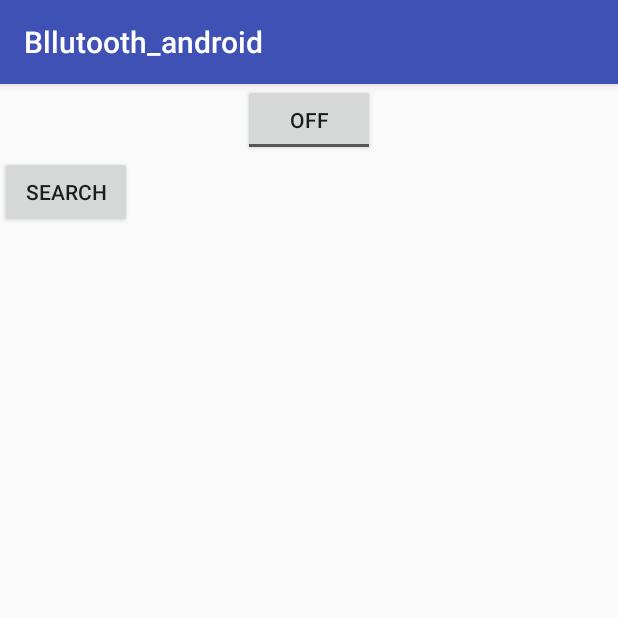
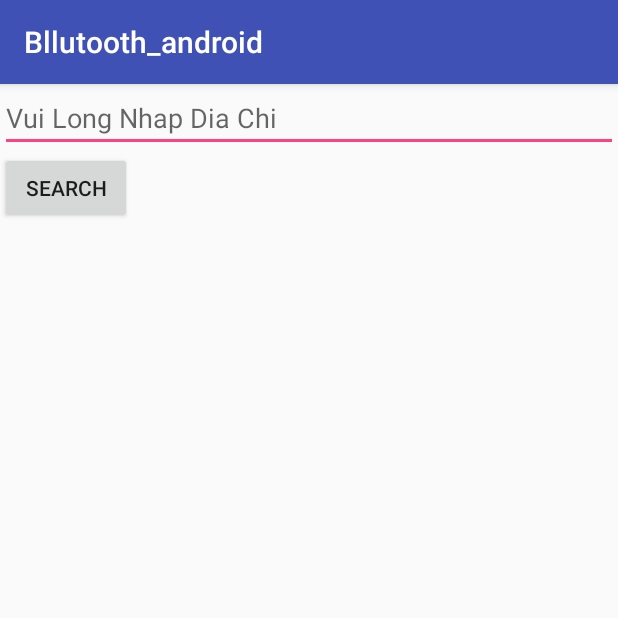
Before and after one commit to aptechandroid/Bluetooth_android, an Android app: the screen it shows after launch (MainActivity before the commit, NetworkActivity after it), after a tap on "SEARCH", on a phone screen of 412 x 824 dp, the top half of it. Run offline under Robolectric (Android 15) with nearby library versions, the phone set to English and light mode, and no system bars; 3 statements that could not run were skipped.

Commit message:
commit code

```diff
--- a/app/src/main/AndroidManifest.xml
+++ b/app/src/main/AndroidManifest.xml
@@ -4,6 +4,10 @@
 
     <uses-permission android:name="android.permission.BLUETOOTH" />
     <uses-permission android:name="android.permission.BLUETOOTH_ADMIN" />
+
+    <uses-permission android:name="android.permission.ACCESS_NETWORK_STATE"/>
+    <uses-permission android:name="android.permission.INTERNET"/>
+
     <application
         android:allowBackup="true"
         android:icon="@mipmap/ic_launcher"
@@ -11,7 +15,7 @@
         android:roundIcon="@mipmap/ic_launcher_round"
         android:supportsRtl="true"
         android:theme="@style/AppTheme">
-        <activity android:name=".MainActivity">
+        <activity android:name=".NetworkActivity">
             <intent-filter>
                 <action android:name="android.intent.action.MAIN" />
 
--- a/app/src/main/java/vn/uits/bllutooth_android/MainActivity.java
+++ b/app/src/main/java/vn/uits/bllutooth_android/BluetoothActivity.java
@@ -15,9 +15,9 @@ import java.util.ArrayList;
 import java.util.List;
 import java.util.Set;
 
-public class MainActivity extends AppCompatActivity {
+public class BluetoothActivity extends AppCompatActivity {
 
-    private static final String TAG = MainActivity.class.getSimpleName();
+    private static final String TAG = BluetoothActivity.class.getSimpleName();
 
     private ToggleButton mToggleButton;
     private BluetoothAdapter mBlueTooth;
@@ -56,7 +56,6 @@ public class MainActivity extends AppCompatActivity {
         });
 
         mAdapter = new RecycleViewAdapter(mArrDevice);
-
         mRecycleView.setLayoutManager(mLinearLayout);
         mRecycleView.setAdapter(mAdapter);
 
--- /dev/null
+++ b/app/src/main/java/vn/uits/bllutooth_android/NetworkActivity.java
@@ -0,0 +1,98 @@
+package vn.uits.bllutooth_android;
+
+import android.content.Context;
+import android.os.AsyncTask;
+import android.os.Bundle;
+import android.support.annotation.Nullable;
+import android.support.v7.app.AppCompatActivity;
+import android.util.Log;
+import android.view.View;
+import android.widget.EditText;
+
+import org.json.JSONArray;
+import org.json.JSONException;
+import org.json.JSONObject;
+
+import java.io.BufferedReader;
+import java.io.IOException;
+import java.io.InputStreamReader;
+import java.io.OutputStreamWriter;
+import java.net.HttpURLConnection;
+import java.net.MalformedURLException;
+import java.net.URL;
+
+/**
+ * Copyright © 2017 BAP CO., LTD
+ * Created by PHUQUY on 3/17/18.
+ */
+
+public class NetworkActivity extends AppCompatActivity {
+
+    private static final String TAG = NetworkActivity.class.getSimpleName();
+    private URL url;
+    private HttpURLConnection mConnection;
+    private OutputStreamWriter outputStream;
+
+    private EditText mEdtAddress;
+
+    @Override
+    protected void onCreate(@Nullable Bundle savedInstanceState) {
+        super.onCreate(savedInstanceState);
+        setContentView(R.layout.activity_network);
+
+        mEdtAddress = findViewById(R.id.mEdtAddress);
+    }
+
+    public void onSearch(View view) {
+        new DownloadData().execute();
+    }
+
+    private class DownloadData extends AsyncTask<Context, String, String> {
+
+        private String mResutl;
+
+        @Override
+        protected String doInBackground(Context... contexts) {
+            try {
+                url = new URL("https://maps.google.com/maps/api/geocode/json?address=" + mEdtAddress.getText().toString().trim());
+
+                mConnection = (HttpURLConnection) url.openConnection();
+                mConnection.setDoOutput(true);
+                mConnection.setRequestMethod("GET");
+
+                outputStream = new OutputStreamWriter(mConnection.getOutputStream());
+                outputStream.flush();
+                outputStream.close();
+
+                StringBuilder sb = new StringBuilder();
+                InputStreamReader inputStreamReader = new InputStreamReader(mConnection.getInputStream());
+                BufferedReader reader = new BufferedReader(inputStreamReader);
+
+                String line = null;
+                while ((line = reader.readLine()) != null) {
+                    sb.append(line + "\n");
+                    mResutl = sb.toString();
+                }
+            } catch (MalformedURLException e) {
+                e.printStackTrace();
+            } catch (IOException e) {
+                e.printStackTrace();
+            }
+            return mResutl;
+        }
+
+        @Override
+        protected void onPostExecute(String s) {
+            super.onPostExecute(s);
+            mEdtAddress.setText("");
+            try {
+                JSONObject object = new JSONObject(s);
+                // root
+                JSONArray root = object.getJSONArray("results");
+                Log.d(TAG, "onPostExecute: " + root.toString());
+            } catch (JSONException e) {
+                e.printStackTrace();
+            }
+        }
+    }
+}
--- /dev/null
+++ b/app/src/main/res/layout/activity_network.xml
@@ -0,0 +1,23 @@
+<?xml version="1.0" encoding="utf-8"?>
+<android.support.v7.widget.LinearLayoutCompat xmlns:android="http://schemas.android.com/apk/res/android"
+    android:layout_width="match_parent"
+    android:layout_height="match_parent"
+    android:orientation="vertical">
+
+    <EditText
+        android:id="@+id/mEdtAddress"
+        android:layout_width="match_parent"
+        android:layout_height="wrap_content"
+        android:hint="Vui Long Nhap Dia Chi" />
+
+    <Button
+        android:layout_width="wrap_content"
+        android:layout_height="wrap_content"
+        android:onClick="onSearch"
+        android:text="Search" />
+
+    <android.support.v7.widget.RecyclerView
+        android:id="@+id/mRecycleView"
+        android:layout_width="match_parent"
+        android:layout_height="match_parent" />
+</android.support.v7.widget.LinearLayoutCompat>
```
